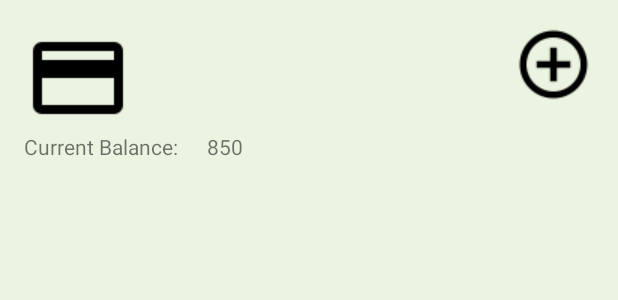
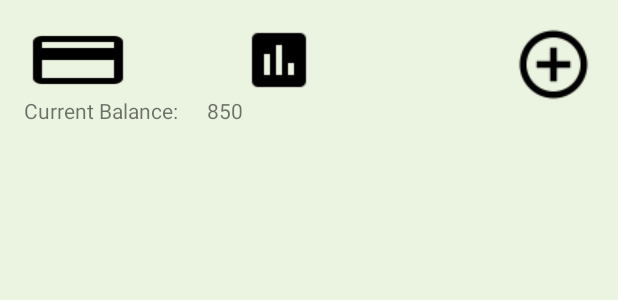
Before and after one commit to JJJJJJJJJ99/Inminder, an Android app: the layout activity_bill.xml on its own in the app's theme, with its tools: preview values and no code run, on a phone screen of 412 x 824 dp. Shown: the top 300 px of the screen. Run offline under Robolectric (Android 15) with nearby library versions, the phone set to English and light mode, and no system bars.

Commit message:
chart half

```diff
--- a/app/src/main/res/layout/activity_bill.xml
+++ b/app/src/main/res/layout/activity_bill.xml
@@ -58,6 +58,7 @@
         android:layout_alignParentRight="true"
         android:layout_alignParentEnd="true"/>
 
+
     <ImageButton
         android:id= "@+id/bill_set_btn"
         android:background="@drawable/ic_payment_black_18dp"
@@ -65,6 +66,16 @@
         android:layout_height="wrap_content"
         android:layout_alignParentTop="true"
         android:layout_alignParentLeft="true"
-        android:layout_alignParentStart="true"/>
+        android:layout_alignParentStart="true"
+        android:layout_alignBottom="@+id/chart_btn" />
+
+    <ImageButton
+        android:layout_width="wrap_content"
+        android:layout_height="wrap_content"
+        android:id="@+id/chart_btn"
+        android:background="@drawable/chart"
+        android:layout_alignParentTop="true"
+        android:layout_toRightOf="@+id/balance"
+        android:layout_toEndOf="@+id/balance" />
 
 </RelativeLayout>
```
Also changed, not shown: app/src/main/java/edu/brandeis/jjwang95/inminder/Bill.java (+46 -13 lines), app/src/main/res/layout/dialogchart.xml (added, +14 -0 lines), app/src/main/res/drawable/chart.png (added), 22 other files.
